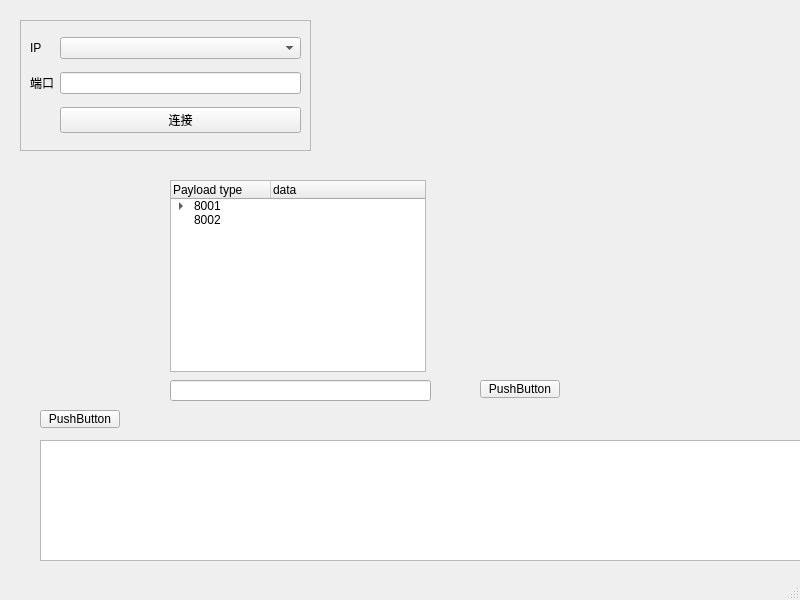
The window that mainwindow.ui (xjzer/QtWidgetDemo) describes before a commit, drawn with Qt 5.
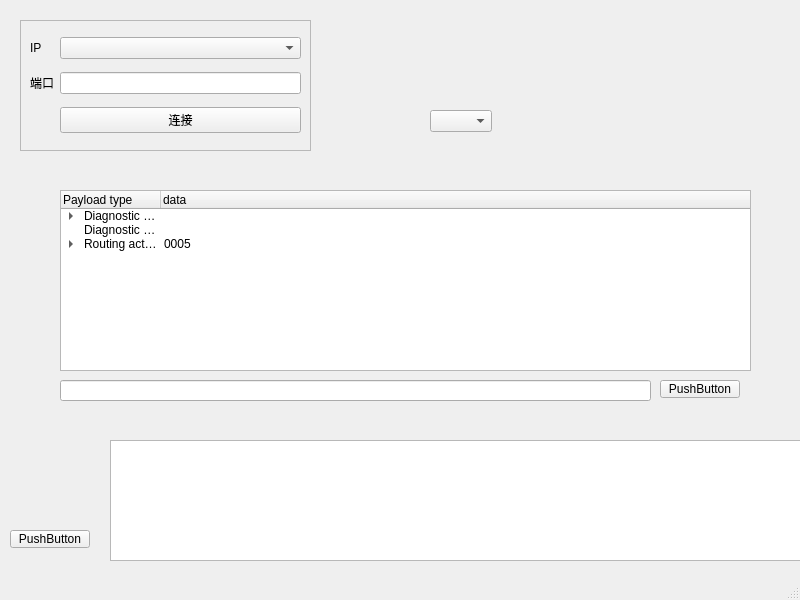
The same window after the commit.

Commit message: Feat(DoIpConsole):Send messages through the DOIP console

What changed in the file:
```diff
--- a/mainwindow.ui
+++ b/mainwindow.ui
@@ -62,8 +62,8 @@
    <widget class="QPushButton" name="pushButton">
     <property name="geometry">
      <rect>
-      <x>40</x>
-      <y>410</y>
+      <x>10</x>
+      <y>530</y>
       <width>80</width>
       <height>18</height>
      </rect>
@@ -75,9 +75,9 @@
    <widget class="QTextBrowser" name="textBrowser">
     <property name="geometry">
      <rect>
-      <x>40</x>
+      <x>110</x>
       <y>440</y>
-      <width>761</width>
+      <width>691</width>
       <height>121</height>
      </rect>
     </property>
@@ -85,16 +85,16 @@
    <widget class="QWidget" name="widget" native="true">
     <property name="geometry">
      <rect>
-      <x>150</x>
+      <x>40</x>
       <y>170</y>
-      <width>471</width>
-      <height>251</height>
+      <width>741</width>
+      <height>241</height>
      </rect>
     </property>
     <widget class="QPushButton" name="pushButton_send">
      <property name="geometry">
       <rect>
-       <x>330</x>
+       <x>620</x>
        <y>210</y>
        <width>80</width>
        <height>18</height>
@@ -109,18 +109,18 @@
       <rect>
        <x>20</x>
        <y>210</y>
-       <width>261</width>
+       <width>591</width>
        <height>21</height>
       </rect>
      </property>
     </widget>
-    <widget class="QTreeWidget" name="treeWidget">
+    <widget class="QTreeWidget" name="treeWidget_doipConsole">
      <property name="geometry">
       <rect>
        <x>20</x>
-       <y>10</y>
-       <width>256</width>
-       <height>192</height>
+       <y>20</y>
+       <width>691</width>
+       <height>181</height>
       </rect>
      </property>
      <column>
@@ -135,7 +135,7 @@
      </column>
      <item>
       <property name="text">
-       <string>8001</string>
+       <string>Diagnostic message</string>
       </property>
       <property name="text">
        <string/>
@@ -194,11 +194,42 @@
      </item>
      <item>
       <property name="text">
-       <string>8002</string>
+       <string>Diagnostic message positive acknowledgement</string>
       </property>
      </item>
+     <item>
+      <property name="text">
+       <string>Routing activation request</string>
+      </property>
+      <property name="text">
+       <string>0005</string>
+      </property>
+      <property name="font">
+       <font>
+        <underline>false</underline>
+       </font>
+      </property>
+      <item>
+       <property name="text">
+        <string>Activation type</string>
+       </property>
+       <property name="text">
+        <string/>
+       </property>
+      </item>
+     </item>
     </widget>
    </widget>
+   <widget class="QComboBox" name="comboBox">
+    <property name="geometry">
+     <rect>
+      <x>430</x>
+      <y>110</y>
+      <width>62</width>
+      <height>22</height>
+     </rect>
+    </property>
+   </widget>
   </widget>
   <widget class="QMenuBar" name="menubar">
    <property name="geometry">
```
The commit also changes 2 other files.
